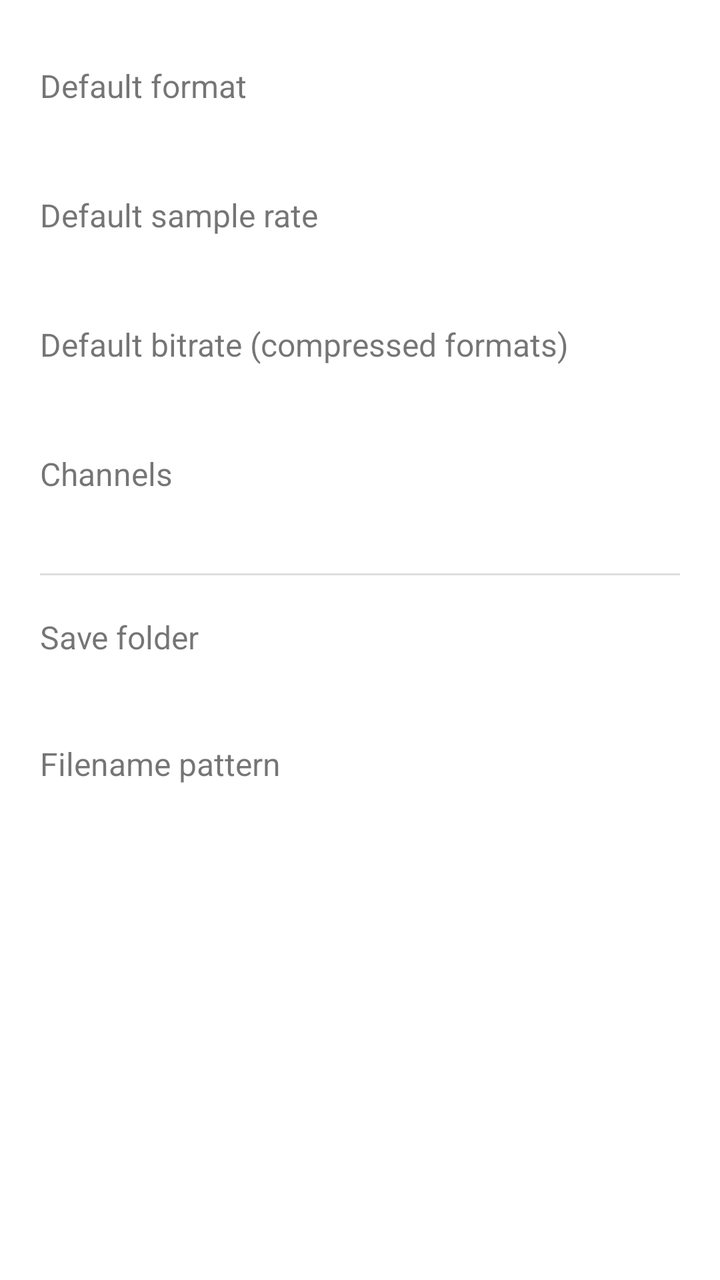
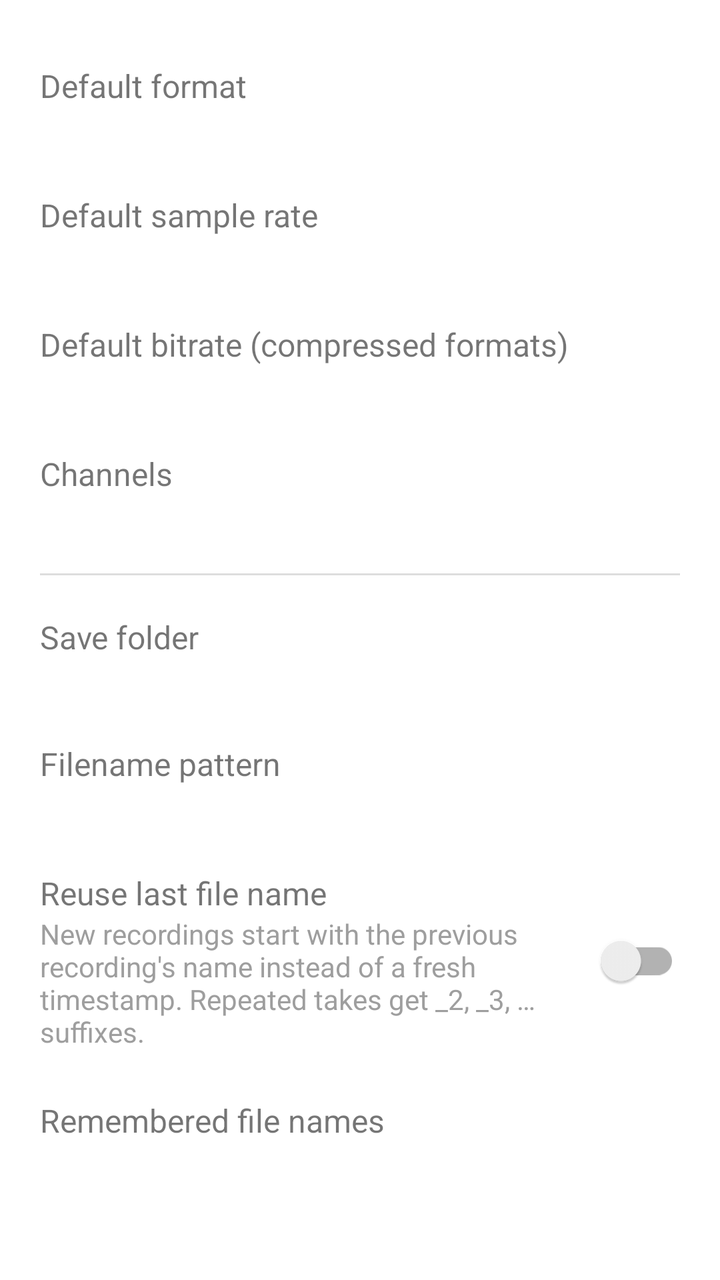

Compare the two renders of this Android layout. The source of the first and the diff that turns it into the second are given below.
<!-- AndroidManifest.xml: application theme Theme.VoiceRecorder -->
<!-- res/layout/activity_settings.xml -->
<?xml version="1.0" encoding="utf-8"?>
<ScrollView xmlns:android="http://schemas.android.com/apk/res/android"
    android:layout_width="match_parent"
    android:layout_height="match_parent">

    <LinearLayout
        android:layout_width="match_parent"
        android:layout_height="wrap_content"
        android:orientation="vertical"
        android:padding="20dp">

        
        <LinearLayout
            android:id="@+id/settingFormat"
            android:layout_width="match_parent"
            android:layout_height="wrap_content"
            android:orientation="vertical"
            android:clickable="true"
            android:focusable="true"
            android:background="?attr/selectableItemBackground"
            android:paddingVertical="12dp">

            <TextView
                android:layout_width="wrap_content"
                android:layout_height="wrap_content"
                android:text="@string/default_format_setting"
                android:textSize="16sp" />

            <TextView
                android:id="@+id/valueFormat"
                android:layout_width="wrap_content"
                android:layout_height="wrap_content"
                android:text=""
                android:textColor="@color/dim_text"
                android:textSize="14sp" />
        </LinearLayout>

        
        <LinearLayout
            android:id="@+id/settingSampleRate"
            android:layout_width="match_parent"
            android:layout_height="wrap_content"
            android:orientation="vertical"
            android:clickable="true"
            android:focusable="true"
            android:background="?attr/selectableItemBackground"
            android:paddingVertical="12dp">

            <TextView
                android:layout_width="wrap_content"
                android:layout_height="wrap_content"
                android:text="@string/default_sample_rate_setting"
                android:textSize="16sp" />

            <TextView
                android:id="@+id/valueSampleRate"
                android:layout_width="wrap_content"
                android:layout_height="wrap_content"
                android:text=""
                android:textColor="@color/dim_text"
                android:textSize="14sp" />
        </LinearLayout>

        
        <LinearLayout
            android:id="@+id/settingBitrate"
            android:layout_width="match_parent"
            android:layout_height="wrap_content"
            android:orientation="vertical"
            android:clickable="true"
            android:focusable="true"
            android:background="?attr/selectableItemBackground"
            android:paddingVertical="12dp">

            <TextView
                android:layout_width="wrap_content"
                android:layout_height="wrap_content"
                android:text="@string/default_bitrate_setting"
                android:textSize="16sp" />

            <TextView
                android:id="@+id/valueBitrate"
                android:layout_width="wrap_content"
                android:layout_height="wrap_content"
                android:text=""
                android:textColor="@color/dim_text"
                android:textSize="14sp" />
        </LinearLayout>

        
        <LinearLayout
            android:id="@+id/settingChannels"
            android:layout_width="match_parent"
            android:layout_height="wrap_content"
            android:orientation="vertical"
            android:clickable="true"
            android:focusable="true"
            android:background="?attr/selectableItemBackground"
            android:paddingVertical="12dp">

            <TextView
                android:layout_width="wrap_content"
                android:layout_height="wrap_content"
                android:text="@string/channels_setting"
                android:textSize="16sp" />

            <TextView
                android:id="@+id/valueChannels"
                android:layout_width="wrap_content"
                android:layout_height="wrap_content"
                android:text=""
                android:textColor="@color/dim_text"
                android:textSize="14sp" />
        </LinearLayout>

        <View
            android:layout_width="match_parent"
            android:layout_height="1dp"
            android:layout_marginVertical="8dp"
            android:background="#22000000" />

        
        <LinearLayout
            android:id="@+id/settingFolder"
            android:layout_width="match_parent"
            android:layout_height="wrap_content"
            android:orientation="vertical"
            android:clickable="true"
            android:focusable="true"
            android:background="?attr/selectableItemBackground"
            android:paddingVertical="12dp">

            <TextView
                android:layout_width="wrap_content"
                android:layout_height="wrap_content"
                android:text="@string/save_folder_setting"
                android:textSize="16sp" />

            <TextView
                android:id="@+id/valueFolder"
                android:layout_width="match_parent"
                android:layout_height="wrap_content"
                android:text=""
                android:textColor="@color/dim_text"
                android:textSize="13sp"
                android:fontFamily="monospace" />
        </LinearLayout>

        
        <LinearLayout
            android:id="@+id/settingFilename"
            android:layout_width="match_parent"
            android:layout_height="wrap_content"
            android:orientation="vertical"
            android:clickable="true"
            android:focusable="true"
            android:background="?attr/selectableItemBackground"
            android:paddingVertical="12dp">

            <TextView
                android:layout_width="wrap_content"
                android:layout_height="wrap_content"
                android:text="@string/filename_pattern_setting"
                android:textSize="16sp" />

            <TextView
                android:id="@+id/valueFilename"
                android:layout_width="wrap_content"
                android:layout_height="wrap_content"
                android:text=""
                android:textColor="@color/dim_text"
                android:textSize="14sp" />
        </LinearLayout>

    </LinearLayout>
</ScrollView>
<!-- resources referenced by this layout -->
<resources>
  <color name="dim_text">#9E9E9E</color>
  <string name="channels_setting">Channels</string>
  <string name="default_bitrate_setting">Default bitrate (compressed formats)</string>
  <string name="default_format_setting">Default format</string>
  <string name="default_sample_rate_setting">Default sample rate</string>
  <string name="filename_pattern_setting">Filename pattern</string>
  <string name="save_folder_setting">Save folder</string>
  <style name="Theme.VoiceRecorder" parent="Theme.MaterialComponents.DayNight.DarkActionBar">
          <item name="colorPrimary">@color/primary</item>
          <item name="colorPrimaryVariant">@color/primary_dark</item>
          <item name="colorOnPrimary">#FFFFFF</item>
          <item name="colorSecondary">@color/accent</item>
          <item name="colorOnSecondary">#FFFFFF</item>
          <item name="android:statusBarColor" tools:targetApi="l">@color/primary_dark</item>
      </style>
  <color name="primary">#3F51B5</color>
  <color name="primary_dark">#303F9F</color>
  <color name="accent">#FF5252</color>
</resources>

<!-- the commit's change to res/layout/activity_settings.xml (unified diff, before → after) -->
@@ -172,5 +172,72 @@
                 android:textSize="14sp" />
         </LinearLayout>
 
+        
+        <LinearLayout
+            android:id="@+id/settingReuseName"
+            android:layout_width="match_parent"
+            android:layout_height="wrap_content"
+            android:orientation="horizontal"
+            android:gravity="center_vertical"
+            android:clickable="true"
+            android:focusable="true"
+            android:background="?attr/selectableItemBackground"
+            android:paddingVertical="12dp">
+
+            <LinearLayout
+                android:layout_width="0dp"
+                android:layout_height="wrap_content"
+                android:layout_weight="1"
+                android:orientation="vertical">
+
+                <TextView
+                    android:layout_width="wrap_content"
+                    android:layout_height="wrap_content"
+                    android:text="@string/reuse_name_setting"
+                    android:textSize="16sp" />
+
+                <TextView
+                    android:layout_width="match_parent"
+                    android:layout_height="wrap_content"
+                    android:text="@string/reuse_name_summary"
+                    android:textColor="@color/dim_text"
+                    android:textSize="14sp" />
+            </LinearLayout>
+
+            <androidx.appcompat.widget.SwitchCompat
+                android:id="@+id/switchReuseName"
+                android:layout_width="wrap_content"
+                android:layout_height="wrap_content"
+                android:layout_marginStart="12dp"
+                android:clickable="false"
+                android:focusable="false" />
+        </LinearLayout>
+
+        
+        <LinearLayout
+            android:id="@+id/settingRecentNames"
+            android:layout_width="match_parent"
+            android:layout_height="wrap_content"
+            android:orientation="vertical"
+            android:clickable="true"
+            android:focusable="true"
+            android:background="?attr/selectableItemBackground"
+            android:paddingVertical="12dp">
+
+            <TextView
+                android:layout_width="wrap_content"
+                android:layout_height="wrap_content"
+                android:text="@string/recent_names_setting"
+                android:textSize="16sp" />
+
+            <TextView
+                android:id="@+id/valueRecentNames"
+                android:layout_width="match_parent"
+                android:layout_height="wrap_content"
+                android:text=""
+                android:textColor="@color/dim_text"
+                android:textSize="14sp" />
+        </LinearLayout>
+
     </LinearLayout>
 </ScrollView>
<!-- resource entries referenced after the edit -->
@@ -6,6 +6,9 @@
   <string name="default_format_setting">Default format</string>
   <string name="default_sample_rate_setting">Default sample rate</string>
   <string name="filename_pattern_setting">Filename pattern</string>
+  <string name="recent_names_setting">Remembered file names</string>
+  <string name="reuse_name_setting">Reuse last file name</string>
+  <string name="reuse_name_summary">New recordings start with the previous recording\'s name instead of a fresh timestamp. Repeated takes get _2, _3, … suffixes.</string>
   <string name="save_folder_setting">Save folder</string>
   <style name="Theme.VoiceRecorder" parent="Theme.MaterialComponents.DayNight.DarkActionBar">
           <item name="colorPrimary">@color/primary</item>
